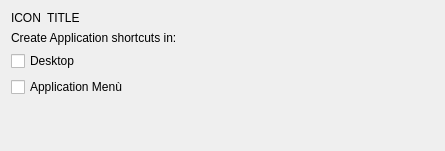
Qt form src/webappcreation.ui (KDE/rekonq) before a commit.
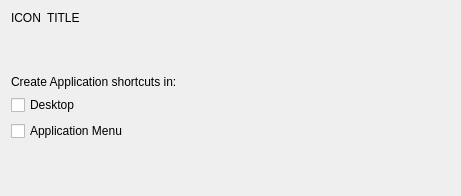
The same form after that commit.

Commit message:
Application shortcut clean up
- no .desktop extension in desktop files
- set permissions bits as needed
- clean up setting UI

The edit to the form file:
```diff
--- a/src/webappcreation.ui
+++ b/src/webappcreation.ui
@@ -6,8 +6,8 @@
    <rect>
     <x>0</x>
     <y>0</y>
-    <width>445</width>
-    <height>151</height>
+    <width>461</width>
+    <height>196</height>
    </rect>
   </property>
   <layout class="QVBoxLayout" name="verticalLayout">
@@ -41,6 +41,19 @@
      </item>
     </layout>
    </item>
+   <item>
+    <spacer name="verticalSpacer_2">
+     <property name="orientation">
+      <enum>Qt::Vertical</enum>
+     </property>
+     <property name="sizeHint" stdset="0">
+      <size>
+       <width>20</width>
+       <height>40</height>
+      </size>
+     </property>
+    </spacer>
+   </item>
    <item>
     <widget class="QLabel" name="label">
      <property name="text">
@@ -58,7 +71,7 @@
    <item>
     <widget class="QCheckBox" name="kcfg_createMenuAppShortcut">
      <property name="text">
-      <string>Application Menù</string>
+      <string>Application Menu</string>
      </property>
     </widget>
    </item>
```
The commit also changes 1 other file.
